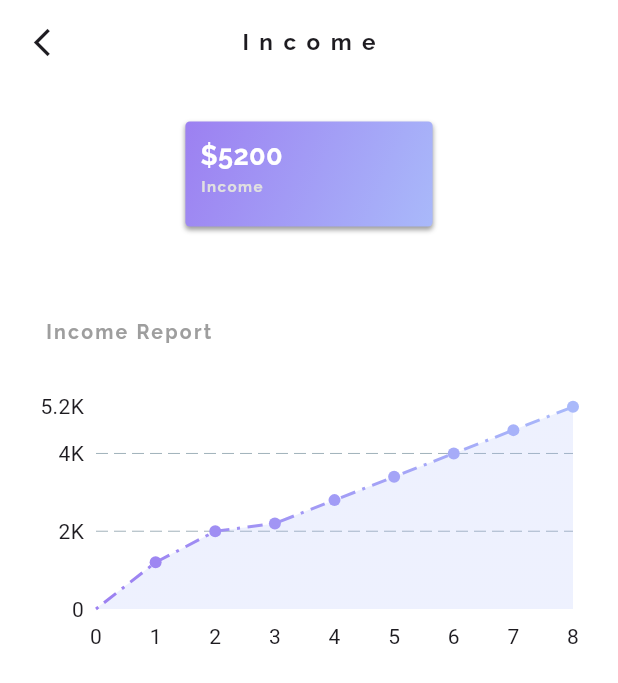
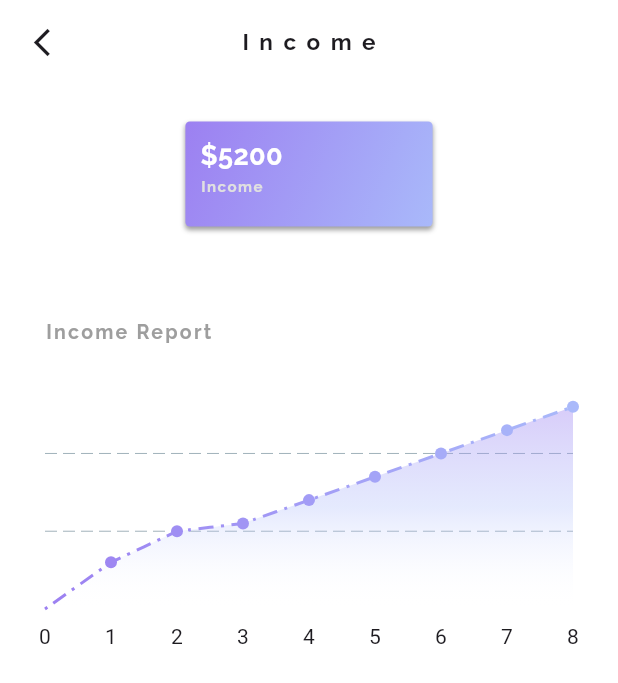
Before and after one commit to itsAliTahir/Expense-Tracker, a Flutter app: the screen it shows after launch, after a tap on an icon or button, on a phone screen of 412 x 824 dp. Shown: the top 683 px of the screen. Run offline on Flutter 3.47's test engine with Material 3 defaults, Android fonts, the phone set to English and light mode, and no system bars; drawn by our look-alikes of animated_flip_counter, delayed_display, fl_chart; our stand-ins replace fluentui_system_icons.

Commit message:
advanced drawer removed

```diff
--- a/lib/main.dart
+++ b/lib/main.dart
@@ -7,7 +7,7 @@ import 'provider/transaction_data_provider.dart';
 import 'screens/home_screen/home_screen_body.dart';
 
 void main() {
-  runApp(const MyApp());
+  runApp(MyApp());
 }
 
 class MyApp extends StatelessWidget {
--- a/lib/provider/themes_data.dart
+++ b/lib/provider/themes_data.dart
@@ -20,3 +20,8 @@ Color expenseLight = const Color.fromARGB(255, 251, 146, 131);
 Color selectDark = const Color.fromARGB(255, 79, 220, 154);
 Color selectLight = const Color.fromARGB(255, 150, 255, 218);
 Color selectLight2 = const Color.fromARGB(255, 219, 255, 242);
+
+// Fonts
+const String font1 = "Raleway";
+const String font2 = "Noto";
+const String font3 = "Poppins";
--- a/lib/screens/home_screen/home_screen_body.dart
+++ b/lib/screens/home_screen/home_screen_body.dart
@@ -1,5 +1,4 @@
 import 'package:flutter/material.dart';
-import 'package:flutter_advanced_drawer/flutter_advanced_drawer.dart';
 import 'appbar.dart';
 import 'current_balance.dart';
 import 'floatingactionbutton.dart';
@@ -8,31 +7,26 @@ import 'select_filter.dart';
 import 'transactions_list.dart';
 
 class MyHomeScreenBody extends StatefulWidget {
-  const MyHomeScreenBody({super.key});
+  MyHomeScreenBody({super.key});
 
   @override
   State<MyHomeScreenBody> createState() => _MyHomeScreenBodyState();
 }
 
 class _MyHomeScreenBodyState extends State<MyHomeScreenBody> {
-  final _advancedDrawerController = AdvancedDrawerController();
-
-  void _handleMenuButtonPressed() {
-    _advancedDrawerController.showDrawer();
+  final GlobalKey<ScaffoldState> _scaffoldKey = GlobalKey<ScaffoldState>();
+  void OpenDrawer() {
+    _scaffoldKey.currentState!.openDrawer();
   }
 
   @override
   Widget build(BuildContext context) {
-    return AdvancedDrawer(
-      controller: _advancedDrawerController,
-      backdropColor: Colors.black,
-      disabledGestures: true,
-      openRatio: 0.75,
-      drawer: const Drawer(),
-      child: Scaffold(
+    return Scaffold(
+      key: _scaffoldKey,
       appBar: PreferredSize(
           preferredSize: const Size.fromHeight(56),
-            child: MyAppBar(_handleMenuButtonPressed, "CASH BOOK")),
+          child: MyAppBar(OpenDrawer, "CASH BOOK")),
+      drawer: Drawer(),
       body: const Column(children: [
         MyCurrentBalance(),
         MyIncomeExpenses(),
@@ -41,7 +35,6 @@ class _MyHomeScreenBodyState extends State<MyHomeScreenBody> {
       ]),
       floatingActionButtonLocation: FloatingActionButtonLocation.miniEndFloat,
       floatingActionButton: const MyFloatingActionButton(),
-      ),
     );
   }
 }
--- a/lib/screens/home_screen/select_filter.dart
+++ b/lib/screens/home_screen/select_filter.dart
@@ -41,8 +41,10 @@ class _MySelectTypeState extends State<MySelectType> {
 
     return AnimatedContainer(
       duration: const Duration(milliseconds: 200),
-      height: show ? 95 : 50,
-      margin: EdgeInsets.symmetric(vertical: screenHeight * 0.03),
+      height: show ? 95 : 40,
+      margin: EdgeInsets.only(top: screenHeight * 0.03),
+      child: Container(
+        // color: Color.fromARGB(255, 233, 233, 233),
         child: Stack(
           children: [
             Positioned(
@@ -146,6 +148,7 @@ class _MySelectTypeState extends State<MySelectType> {
               ),
           ],
         ),
+      ),
     );
   }
 }
--- a/lib/screens/home_screen/transactions_list.dart
+++ b/lib/screens/home_screen/transactions_list.dart
@@ -49,15 +49,15 @@ class MyTransactionsList extends StatelessWidget {
                         Text(
                           itemsList[index].title,
                           style: const TextStyle(
-                              fontFamily: "Raleway",
+                              fontFamily: font2,
                               letterSpacing: 1,
-                              fontSize: 13,
+                              fontSize: 14,
                               fontWeight: FontWeight.bold),
                         ),
                         Text(
                           itemsList[index].date,
                           style: TextStyle(
-                              // fontFamily: "Raleway",
+                              fontFamily: font2,
                               color: Theme.of(context).secondaryHeaderColor,
                               fontSize: 11,
                               fontWeight: FontWeight.bold),
@@ -68,7 +68,7 @@ class MyTransactionsList extends StatelessWidget {
                       "\$${itemsList[index].amount.toString()}",
                       style: TextStyle(
                           fontSize: 14,
-                          fontFamily: "Raleway",
+                          fontFamily: font1,
                           fontWeight: FontWeight.bold,
                           color: itemsList[index].amount >= 0
                               ? incomeDark
--- a/lib/screens/income_expense_detail_screen/ie_graph.dart
+++ b/lib/screens/income_expense_detail_screen/ie_graph.dart
@@ -36,7 +36,7 @@ class MyIncomeExpenseGraph extends StatelessWidget {
       child: Container(
         margin: const EdgeInsets.symmetric(vertical: 20, horizontal: 20),
         child: Padding(
-          padding: const EdgeInsets.only(right: 10, top: 20),
+          padding: const EdgeInsets.only(right: 10, top: 20, left: 10),
           child: SizedBox(
             height: screenHeight * 0.2,
             child: Center(
@@ -45,10 +45,13 @@ class MyIncomeExpenseGraph extends StatelessWidget {
                     backgroundColor: Colors.transparent,
                     lineTouchData: const LineTouchData(
                         touchTooltipData: LineTouchTooltipData(
-                            tooltipBgColor: Color.fromARGB(255, 60, 60, 60))),
+                      tooltipBgColor: Colors.white,
+                      tooltipPadding: EdgeInsets.all(0),
+                    )),
                     borderData: FlBorderData(border: const Border()),
                     titlesData: const FlTitlesData(
                       rightTitles: AxisTitles(drawBelowEverything: false),
+                      leftTitles: AxisTitles(drawBelowEverything: false),
                       topTitles: AxisTitles(drawBelowEverything: false),
                     ),
                     gridData: FlGridData(
@@ -60,30 +63,41 @@ class MyIncomeExpenseGraph extends StatelessWidget {
                         belowBarData: BarAreaData(
                           show: true,
                           gradient: LinearGradient(
+                            begin: Alignment.topCenter,
+                            end: Alignment.bottomCenter,
                             colors: args[1] == "Income"
                                 ? [
+                                    ColorTween(
+                                            begin: incomeDark, end: incomeDark)
+                                        .lerp(1)!
+                                        .withOpacity(0.4),
                                     ColorTween(
                                             begin: incomeLight,
                                             end: incomeLight)
                                         .lerp(1)!
-                                        .withOpacity(0.2),
+                                        .withOpacity(0.3),
                                     ColorTween(
-                                            begin: incomeLight,
-                                            end: incomeLight)
+                                            begin: Colors.white,
+                                            end: Colors.white)
                                         .lerp(1)!
-                                        .withOpacity(0.2),
+                                        .withOpacity(0.0),
                                   ]
                                 : [
+                                    ColorTween(
+                                            begin: expenseDark,
+                                            end: expenseDark)
+                                        .lerp(1)!
+                                        .withOpacity(0.4),
                                     ColorTween(
                                             begin: expenseLight,
                                             end: expenseLight)
                                         .lerp(1)!
-                                        .withOpacity(0.2),
+                                        .withOpacity(0.3),
                                     ColorTween(
-                                            begin: expenseLight,
-                                            end: expenseLight)
+                                            begin: Colors.white,
+                                            end: Colors.white)
                                         .lerp(1)!
-                                        .withOpacity(0.2),
+                                        .withOpacity(0.0),
                                   ],
                           ),
                         ),
@@ -91,9 +105,14 @@ class MyIncomeExpenseGraph extends StatelessWidget {
                             colors: args[1] == "Income"
                                 ? [incomeDark, incomeLight]
                                 : [expenseDark, expenseLight]),
-                        // dashArray: [1, 2, 3, 4, 5],
-
                         dotData: FlDotData(
+                          // show: true,
+                          // getDotPainter: (spot, percent, barData, index) =>
+                          //     FlDotCirclePainter(
+                          //         radius: 3,
+                          //         color: Colors.transparent,
+                          //         strokeColor: expenseDark,
+                          //         strokeWidth: 1),
                           checkToShowDot: (spot, barData) {
                             if (spot.x == 0 && spot.y == 0) {
                               return false;
--- a/lib/screens/side_menu/side_menu_body.dart
+++ /dev/null
@@ -1,22 +0,0 @@
-import 'package:flutter/material.dart';
-
-class MySideMenu extends StatefulWidget {
-  const MySideMenu({super.key});
-
-  @override
-  State<MySideMenu> createState() => _MySideMenuState();
-}
-
-class _MySideMenuState extends State<MySideMenu> {
-  @override
-  Widget build(BuildContext context) {
-    return Scaffold(
-      body: SafeArea(
-          child: Container(
-        color: Colors.black,
-        width: 288,
-        height: double.infinity,
-      )),
-    );
-  }
-}
```
Also changed, not shown: pubspec.yaml (+12 -1 lines), assets/fonts/NotoSans_Condensed-Bold.ttf (added), assets/fonts/NotoSans_Condensed-Regular.ttf (added), assets/fonts/Poppins-Bold.ttf (added), assets/fonts/Poppins-Regular.ttf (added), pubspec.lock. Lines whose indentation alone changed are shown as unchanged.
